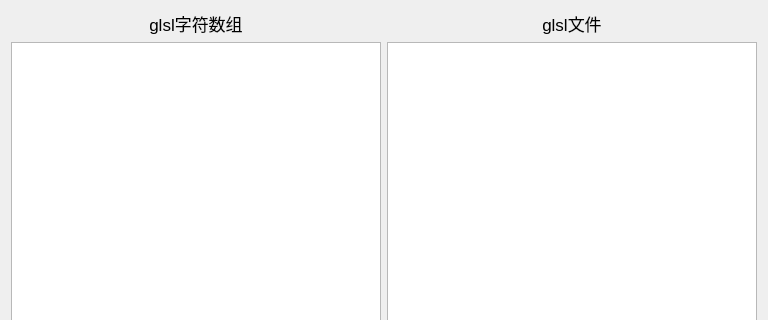
Above: src/glsltool/glslcodeconvert.ui from handy-sun/qitools before the change; both pictures show x 0 to 768 and y 0 to 320 of the 768 by 600 pixel window. Below: the same form after it.
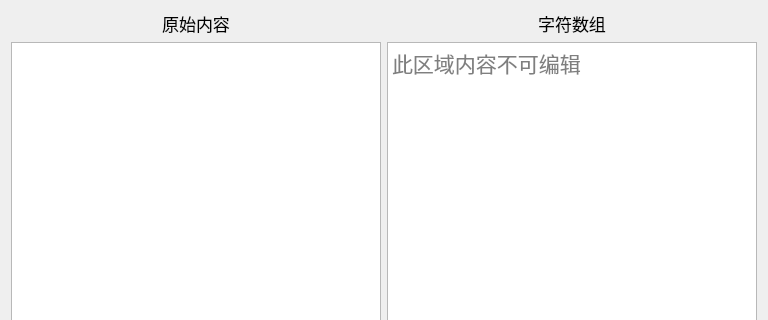
That is the form after the change.

```diff
--- a/src/glsltool/glslcodeconvert.ui
+++ b/src/glsltool/glslcodeconvert.ui
@@ -14,21 +14,6 @@
    <string>Form</string>
   </property>
   <layout class="QGridLayout" name="gridLayout">
-   <item row="0" column="0">
-    <widget class="QLabel" name="label">
-     <property name="font">
-      <font>
-       <pointsize>13</pointsize>
-      </font>
-     </property>
-     <property name="text">
-      <string>glsl字符数组</string>
-     </property>
-     <property name="alignment">
-      <set>Qt::AlignCenter</set>
-     </property>
-    </widget>
-   </item>
    <item row="0" column="1">
     <widget class="QLabel" name="label_2">
      <property name="font">
@@ -37,23 +22,13 @@
       </font>
      </property>
      <property name="text">
-      <string>glsl文件</string>
+      <string>原始内容</string>
      </property>
      <property name="alignment">
       <set>Qt::AlignCenter</set>
      </property>
     </widget>
    </item>
-   <item row="1" column="0">
-    <widget class="QTextEdit" name="textEditCode">
-     <property name="font">
-      <font>
-       <family>Consolas</family>
-       <pointsize>16</pointsize>
-      </font>
-     </property>
-    </widget>
-   </item>
    <item row="1" column="1">
     <widget class="QTextEdit" name="textEditFile">
      <property name="font">
@@ -64,6 +39,34 @@
      </property>
     </widget>
    </item>
+   <item row="1" column="2">
+    <widget class="QTextEdit" name="textEditCode">
+     <property name="font">
+      <font>
+       <family>Consolas</family>
+       <pointsize>16</pointsize>
+      </font>
+     </property>
+     <property name="placeholderText">
+      <string>此区域内容不可编辑</string>
+     </property>
+    </widget>
+   </item>
+   <item row="0" column="2">
+    <widget class="QLabel" name="label">
+     <property name="font">
+      <font>
+       <pointsize>13</pointsize>
+      </font>
+     </property>
+     <property name="text">
+      <string>字符数组</string>
+     </property>
+     <property name="alignment">
+      <set>Qt::AlignCenter</set>
+     </property>
+    </widget>
+   </item>
   </layout>
  </widget>
  <resources/>
```
